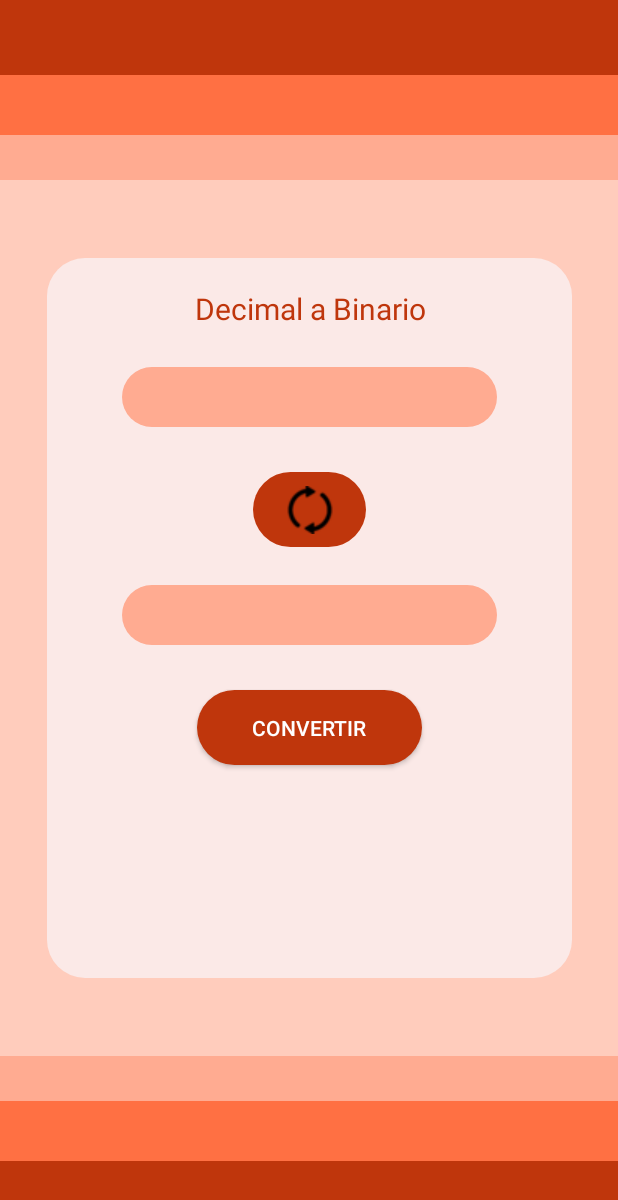
After one commit to MiguelR29/primerProyectoAplicacionesMoviles, an Android app: the ConversionActivity screen opened directly, with no data from a screen before it, on a phone screen of 412 x 824 dp. The commit adds this screen. Shown: the top 1200 px of the screen. Run offline under Robolectric (Android 15) with nearby library versions, the light colour scheme and no system bars.

Commit message:
Agregar la actividad de la conversion

```diff
--- a/app/build.gradle.kts
+++ b/app/build.gradle.kts
@@ -41,6 +41,7 @@ dependencies {
     implementation("androidx.appcompat:appcompat:1.6.1")
     implementation("com.google.android.material:material:1.11.0")
     implementation("androidx.constraintlayout:constraintlayout:2.1.4")
+    implementation("androidx.activity:activity:1.8.0")
     testImplementation("junit:junit:4.13.2")
     androidTestImplementation("androidx.test.ext:junit:1.1.5")
     androidTestImplementation("androidx.test.espresso:espresso-core:3.5.1")
--- a/app/src/main/AndroidManifest.xml
+++ b/app/src/main/AndroidManifest.xml
@@ -12,6 +12,9 @@
         android:supportsRtl="true"
         android:theme="@style/Theme.Ejemplo10"
         tools:targetApi="31">
+        <activity
+            android:name=".ConversionActivity"
+            android:exported="false" />
         <activity
             android:name=".ResultadoActivity"
             android:exported="false" />
--- /dev/null
+++ b/app/src/main/java/com/example/ejemplo10/ConversionActivity.kt
@@ -0,0 +1,39 @@
+package com.example.ejemplo10
+
+import android.os.Bundle
+import android.widget.EditText
+import android.widget.TextView
+import androidx.activity.enableEdgeToEdge
+import androidx.appcompat.app.AppCompatActivity
+import androidx.appcompat.widget.AppCompatButton
+import androidx.appcompat.widget.AppCompatEditText
+import androidx.core.view.ViewCompat
+import androidx.core.view.WindowInsetsCompat
+
+class ConversionActivity : AppCompatActivity() {
+
+    private lateinit var txtCambio : TextView
+    private lateinit var convertir : EditText
+    private lateinit var conversion : EditText
+    private lateinit var btnConvertir : bu
+    private var change : Int = 1
+
+
+    override fun onCreate(savedInstanceState: Bundle?) {
+        super.onCreate(savedInstanceState)
+        setContentView(R.layout.activity_conversion)
+
+
+
+    }
+
+    private fun initComponent(){
+        txtCambio = findViewById(R.id.textIndicacion)
+        convertir = findViewById(R.id.conversion0)
+        conversion = findViewById(R.id.conversion1)
+        btnConvertir = findViewById(R.id.btnConversion)
+
+
+
+    }
+}
--- a/app/src/main/java/com/example/ejemplo10/ResultadoActivity.kt
+++ b/app/src/main/java/com/example/ejemplo10/ResultadoActivity.kt
@@ -15,10 +15,17 @@ class ResultadoActivity : AppCompatActivity() {
         textoNombre.text = "Hola $texto"
 
         val btnTemperatura = findViewById<AppCompatButton>(R.id.btnTemperatura)
+        val btnConversion = findViewById<AppCompatButton>(R.id.btnConversion)
+
 
         btnTemperatura.setOnClickListener {
             val intento = Intent(this, ConversorActivity::class.java)
             startActivity(intento)
         }
+
+        btnConversion.setOnClickListener {
+            val intento = Intent(this, ConversionActivity::class.java)
+            startActivity(intento)
+        }
     }
 }
--- /dev/null
+++ b/app/src/main/res/layout/activity_conversion.xml
@@ -0,0 +1,159 @@
+<?xml version="1.0" encoding="utf-8"?>
+<androidx.constraintlayout.widget.ConstraintLayout xmlns:android="http://schemas.android.com/apk/res/android"
+    xmlns:app="http://schemas.android.com/apk/res-auto"
+    xmlns:tools="http://schemas.android.com/tools"
+    android:id="@+id/main"
+    android:layout_width="match_parent"
+    android:layout_height="match_parent"
+    tools:context=".ConversionActivity"
+    android:background="@color/background">
+
+    <ImageView
+        android:id="@+id/imgD0"
+        android:layout_width="450dp"
+        android:layout_height="50dp"
+        app:layout_constraintStart_toStartOf="parent"
+        app:layout_constraintEnd_toEndOf="parent"
+        app:layout_constraintTop_toTopOf="parent"
+        android:background="@color/principal"
+        />
+
+    <ImageView
+        android:id="@+id/imgD1"
+        android:layout_width="450dp"
+        android:layout_height="40dp"
+        app:layout_constraintStart_toStartOf="parent"
+        app:layout_constraintEnd_toEndOf="parent"
+        app:layout_constraintTop_toBottomOf="@+id/imgD0"
+        android:background="#FF7043"
+        />
+
+    <ImageView
+        android:id="@+id/imgD2"
+        android:layout_width="450dp"
+        android:layout_height="30dp"
+        app:layout_constraintStart_toStartOf="parent"
+        app:layout_constraintEnd_toEndOf="parent"
+        app:layout_constraintTop_toBottomOf="@+id/imgD1"
+        android:background="#FFAB91"
+        />
+
+    <ImageView
+        android:id="@+id/imgB0"
+        android:layout_width="450dp"
+        android:layout_height="50dp"
+        app:layout_constraintStart_toStartOf="parent"
+        app:layout_constraintEnd_toEndOf="parent"
+        app:layout_constraintBottom_toBottomOf="parent"
+        android:background="#BF360C "
+        />
+
+    <ImageView
+        android:id="@+id/imgB1"
+        android:layout_width="450dp"
+        android:layout_height="40dp"
+        app:layout_constraintStart_toStartOf="parent"
+        app:layout_constraintEnd_toEndOf="parent"
+        app:layout_constraintBottom_toTopOf="@+id/imgB0"
+        android:background="#FF7043"
+        />
+
+    <ImageView
+        android:id="@+id/imgB2"
+        android:layout_width="450dp"
+        android:layout_height="30dp"
+        app:layout_constraintStart_toStartOf="parent"
+        app:layout_constraintEnd_toEndOf="parent"
+        app:layout_constraintBottom_toTopOf="@+id/imgB1"
+        android:background="#FFAB91"
+        />
+
+    <androidx.constraintlayout.widget.ConstraintLayout
+        android:id="@+id/layout1"
+        android:layout_width="350dp"
+        android:layout_height="480dp"
+        android:background="@drawable/edittext"
+        app:layout_constraintStart_toStartOf="parent"
+        app:layout_constraintEnd_toEndOf="parent"
+        app:layout_constraintTop_toTopOf="parent"
+        app:layout_constraintBottom_toBottomOf="parent">
+
+        <TextView
+            android:id="@+id/textIndicacion"
+            android:layout_width="200dp"
+            android:layout_height="wrap_content"
+            android:layout_marginTop="20dp"
+            app:layout_constraintStart_toStartOf="parent"
+            app:layout_constraintEnd_toEndOf="parent"
+            app:layout_constraintTop_toTopOf="parent"
+            android:text="Decimal a Binario"
+            android:gravity="center"
+            android:textSize="20sp"
+            android:textColor="#BF360C"/>
+
+        <androidx.appcompat.widget.AppCompatEditText
+            android:id="@+id/conversion0"
+            android:layout_width="250dp"
+            android:layout_height="40dp"
+            android:layout_marginBottom="15dp"
+            android:layout_marginTop="25dp"
+            android:background="@drawable/edittext2"
+            android:maxLines="1"
+            android:singleLine="true"
+            android:textSize="20sp"
+            android:textColor="#FBE9E7"
+            android:gravity="center"
+            android:inputType="number"
+            android:digits="0123456789"
+            android:maxLength="10"
+            app:layout_constraintEnd_toEndOf="parent"
+            app:layout_constraintStart_toStartOf="parent"
+            app:layout_constraintTop_toBottomOf="@+id/textIndicacion"/>
+
+        <ImageButton
+            android:id="@+id/btnChange"
+            android:layout_width="75dp"
+            android:layout_height="50dp"
+            android:src="@drawable/change2"
+            android:background="@drawable/editbtn"
+            android:layout_marginTop="30dp"
+            app:layout_constraintStart_toStartOf="parent"
+            app:layout_constraintEnd_toEndOf="parent"
+            app:layout_constraintTop_toBottomOf="@id/conversion0"/>
+
+        <androidx.appcompat.widget.AppCompatEditText
+            android:id="@+id/conversion1"
+            android:layout_width="250dp"
+            android:layout_height="40dp"
+            android:layout_marginBottom="15dp"
+            android:layout_marginTop="25dp"
+            android:background="@drawable/edittext2"
+            android:maxLines="1"
+            android:singleLine="true"
+            android:textSize="20sp"
+            android:textColor="#FBE9E7"
+            android:gravity="center"
+            android:inputType="number"
+            android:digits="0123456789"
+            android:maxLength="10"
+            app:layout_constraintEnd_toEndOf="parent"
+            app:layout_constraintStart_toStartOf="parent"
+            app:layout_constraintTop_toBottomOf="@+id/btnChange"/>
+
+
+        <androidx.appcompat.widget.AppCompatButton
+            android:id="@+id/btnConversion"
+            android:layout_width="150dp"
+            android:layout_height="50dp"
+            android:text="Convertir"
+            android:layout_marginTop="30dp"
+            app:layout_constraintStart_toStartOf="parent"
+            app:layout_constraintEnd_toEndOf="parent"
+            app:layout_constraintTop_toBottomOf="@id/conversion1"
+            android:background="@drawable/editbtn"
+            android:textColor="@color/white">
+        </androidx.appcompat.widget.AppCompatButton>
+
+    </androidx.constraintlayout.widget.ConstraintLayout>
+
+</androidx.constraintlayout.widget.ConstraintLayout>
--- a/app/src/main/res/layout/activity_resultado.xml
+++ b/app/src/main/res/layout/activity_resultado.xml
@@ -101,6 +101,19 @@
         android:textColor="@color/white">
 
     </androidx.appcompat.widget.AppCompatButton>
+
+    <androidx.appcompat.widget.AppCompatButton
+        android:id="@+id/btnConversion"
+        android:layout_width="150dp"
+        android:layout_height="50dp"
+        android:text="Convertir"
+        android:layout_marginTop="30dp"
+        app:layout_constraintStart_toStartOf="parent"
+        app:layout_constraintEnd_toEndOf="parent"
+        app:layout_constraintTop_toBottomOf="@id/btnTemperatura"
+        android:background="@drawable/editbtn"
+        android:textColor="@color/white">
+    </androidx.appcompat.widget.AppCompatButton>
     </androidx.constraintlayout.widget.ConstraintLayout>
 
 
```
Also changed, not shown: app/src/main/res/drawable/change.png (added), app/src/main/res/drawable/change1.png (added), app/src/main/res/drawable/change2.png (added).
